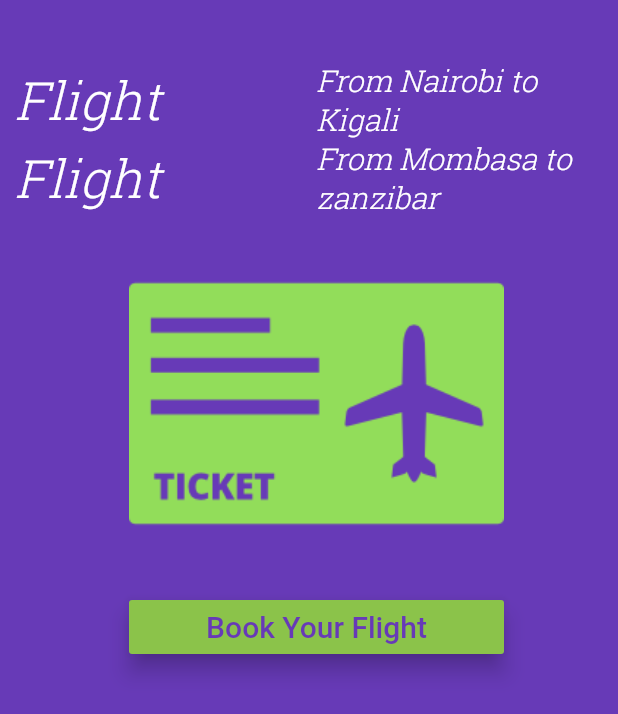
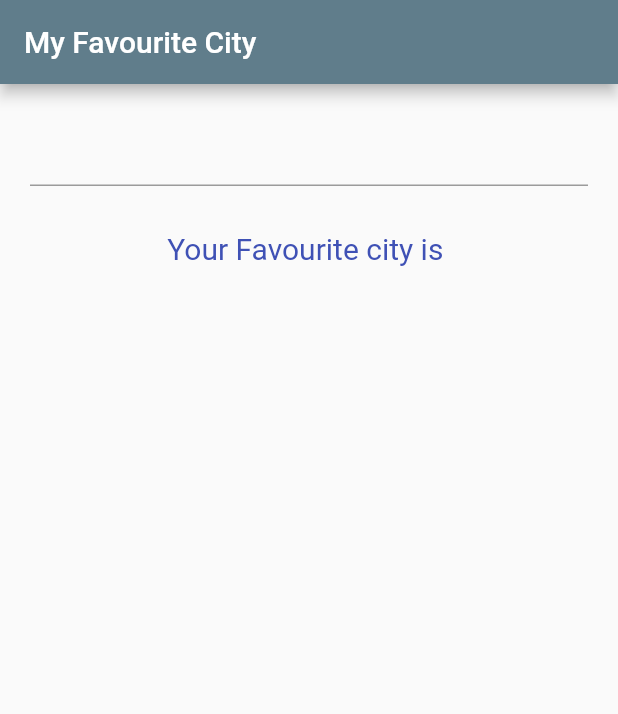
Before and after one commit to petermwash/Flutter-Play-Groung, a Flutter app: the screen it shows after launch, on a phone screen of 412 x 824 dp. Shown: the top 714 px of the screen. Run offline on Flutter 3.47's test engine with Material 2 defaults, Android fonts, the phone set to English and light mode, and no system bars.

Commit message:
(Stateful Widgets)
- Create a class that extends a Stetefulwidget and returns a State in the onCreateState method
- Ceate a State class (that extends the parent class State) with properties that may change in future
- Within the State class implement the build method to retorn a Widget
- Call the setState method to make the changes reflect on the UI

```diff
--- a/lib/app_screens/home.dart
+++ /dev/null
@@ -1,130 +0,0 @@
-import 'package:flutter/material.dart';
-
-class Home extends StatelessWidget {
-  @override
-  Widget build(BuildContext context) {
-    return Center(
-      child: Container(
-          padding: EdgeInsets.only(left: 10.0, top: 40.0),
-          alignment: Alignment.center,
-          color: Colors.deepPurple,
-          child: Column(
-            children: <Widget>[
-              Row(
-                children: <Widget>[
-                  Expanded(
-                    child: Text(
-                      "Flight",
-                      textDirection: TextDirection.ltr,
-                      style: TextStyle(
-                          decoration: TextDecoration.none,
-                          fontSize: 35.0,
-                          fontFamily: 'RobotoSlab',
-                          fontWeight: FontWeight.w200,
-                          fontStyle: FontStyle.italic,
-                          color: Colors.white),
-                    ),
-                  ),
-                  Expanded(
-                    child: Text(
-                      "From Nairobi to Kigali",
-                      textDirection: TextDirection.ltr,
-                      style: TextStyle(
-                          decoration: TextDecoration.none,
-                          fontSize: 20.0,
-                          fontFamily: 'RobotoSlab',
-                          fontWeight: FontWeight.w200,
-                          fontStyle: FontStyle.italic,
-                          color: Colors.white),
-                    ),
-                  )
-                ],
-              ),
-              Row(
-                children: <Widget>[
-                  Expanded(
-                    child: Text(
-                      "Flight",
-                      textDirection: TextDirection.ltr,
-                      style: TextStyle(
-                          decoration: TextDecoration.none,
-                          fontSize: 35.0,
-                          fontFamily: 'RobotoSlab',
-                          fontWeight: FontWeight.w200,
-                          fontStyle: FontStyle.italic,
-                          color: Colors.white),
-                    ),
-                  ),
-                  Expanded(
-                    child: Text(
-                      "From Mombasa to zanzibar",
-                      textDirection: TextDirection.ltr,
-                      style: TextStyle(
-                          decoration: TextDecoration.none,
-                          fontSize: 20.0,
-                          fontFamily: 'RobotoSlab',
-                          fontWeight: FontWeight.w200,
-                          fontStyle: FontStyle.italic,
-                          color: Colors.white),
-                    ),
-                  )
-                ],
-              ),
-              FlightImageAsset(),
-              FlightBookingButton()
-            ],
-          )),
-    );
-  }
-}
-
-class FlightImageAsset extends StatelessWidget {
-  @override
-  Widget build(BuildContext context) {
-    AssetImage assetImage = AssetImage("images/flight.png");
-    Image image = Image(
-      image: assetImage,
-      width: 250.0,
-      height: 250.0,
-    );
-
-    return Container(
-      child: image,
-    );
-  }
-}
-
-class FlightBookingButton extends StatelessWidget {
-  @override
-  Widget build(BuildContext context) {
-    return Container(
-      width: 250.0,
-      child: RaisedButton(
-          color: Colors.lightGreen,
-          child: Text(
-            "Book Your Flight",
-            style: TextStyle(
-              color: Colors.deepPurple,
-              fontSize: 20.0,
-            ),
-          ),
-          elevation: 6.0,
-          onPressed: () {
-            //action to be performed
-            bookFlight(context);
-          }),
-    );
-  }
-
-  void bookFlight(BuildContext context) {
-    var alertDialog = AlertDialog(
-      title: Text("Flight Booked succefully"),
-      content: Text("Have a Beatiful Flight. Bye!"),
-    );
-
-    showDialog(
-        context: context,
-        //here, builder is a method handler
-        builder: (BuildContext context) => alertDialog);
-  }
-}
--- a/lib/main.dart
+++ b/lib/main.dart
@@ -1,9 +1,55 @@
 import 'package:flutter/material.dart';
-import 'package:flutter_app/app_screens/home.dart';
 
 void main() {
   runApp(MaterialApp(
-    title: "Exploring UI widgets",
-    home: Home(),
+    title: "Stateful Widget App",
+    home: FavoriteCity(),
   ));
 }
+
+class FavoriteCity extends StatefulWidget {
+  @override
+  State<StatefulWidget> createState() {
+    return _FavoriteCityState();
+  }
+}
+
+class _FavoriteCityState extends State<FavoriteCity> {
+  String cityName = "";
+
+  @override
+  Widget build(BuildContext context) {
+
+    debugPrint("Favourite City widget is created");
+
+    return Scaffold(
+      appBar: AppBar(
+        title: Text("My Favourite City"),
+        backgroundColor: Colors.blueGrey,
+      ),
+      body: Container(
+        margin: EdgeInsets.all(20.0),
+        child: Column(
+          children: <Widget>[
+            TextField(
+              ///You can use onSubmitted()
+              onChanged: (String userInput) {
+                setState(() {
+                  debugPrint("setState() is called, this tells the framework to redraw the FavoriteCity widget");
+                  cityName = userInput;
+                });
+              },
+            ),
+            Padding(
+              padding: EdgeInsets.all(30.0),
+              child: Text(
+                "Your Favourite city is $cityName",
+                style: TextStyle(fontSize: 20.0, color: Colors.indigo),
+              ),
+            )
+          ],
+        ),
+      ),
+    );
+  }
+}
```
Also changed, not shown: pubspec.yaml (+15 -15 lines), fonts/Raleway-Bold.ttf (deleted), fonts/Raleway-BoldItalic.ttf (deleted), fonts/Raleway-LightItalic.ttf (deleted), fonts/Raleway-Regular.ttf (deleted), fonts/Raleway-ThinItalic.ttf (deleted), fonts/RobotoSlab-Light.ttf (deleted), fonts/RobotoSlab-Regular.ttf (deleted), images/flight.png (deleted).
